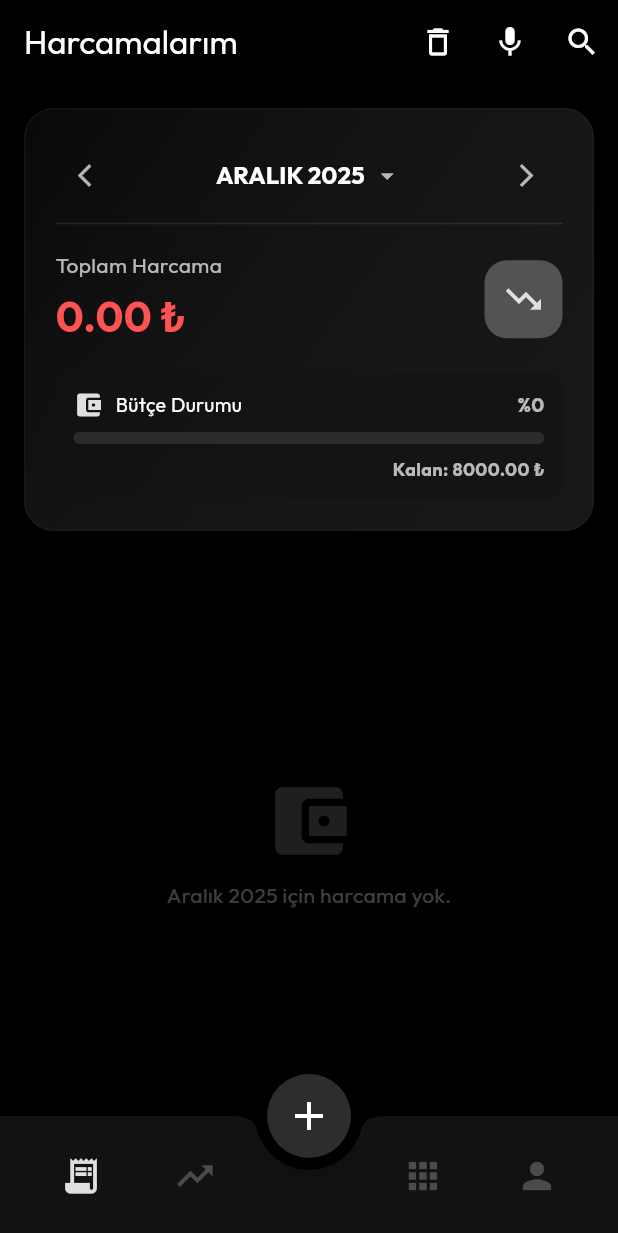
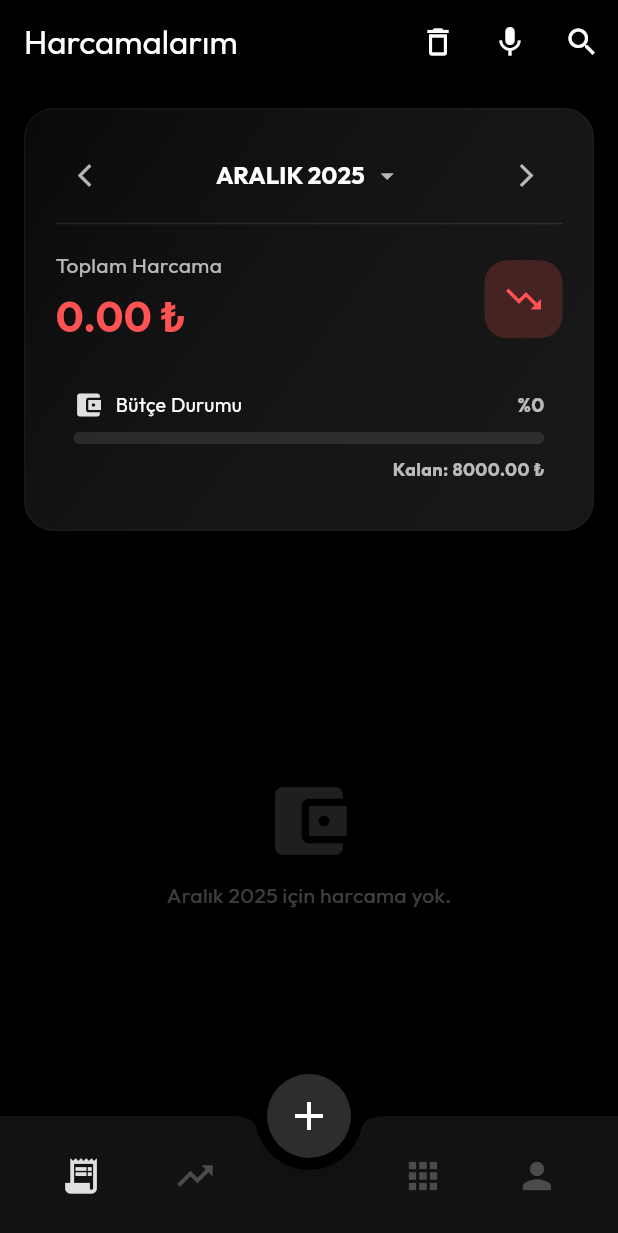
Before and after one commit to SeyitAltintas/Cashly, a Flutter app: the screen it shows after launch, on a phone screen of 412 x 824 dp. Shown: the top 1233 px of the screen. Run offline on Flutter 3.47's test engine with Material 3 defaults, Android fonts, the phone set to English and light mode, and no system bars; our stand-ins replace fl_chart, flutter_tts, google_fonts, hive_flutter, image_picker, local_auth and 1 more; accounts and stored records are empty.

Commit message:
Varsayılan tema 9.adım

```diff
--- a/lib/features/auth/presentation/pages/login_page.dart
+++ b/lib/features/auth/presentation/pages/login_page.dart
@@ -158,11 +158,7 @@ class _LoginPageState extends State<LoginPage> {
     if (_isLoadingUser) {
       return Scaffold(
         backgroundColor: Theme.of(context).scaffoldBackgroundColor,
-        body: Center(
-          child: CircularProgressIndicator(
-            color: Theme.of(context).colorScheme.primary,
-          ),
-        ),
+        body: Center(child: CircularProgressIndicator(color: Colors.white)),
       );
     }
 
--- a/lib/features/auth/presentation/pages/user_list_page.dart
+++ b/lib/features/auth/presentation/pages/user_list_page.dart
@@ -50,11 +50,7 @@ class _UserListPageState extends State<UserListPage> {
         ),
       ),
       body: _isLoading
-          ? Center(
-              child: CircularProgressIndicator(
-                color: Theme.of(context).colorScheme.primary,
-              ),
-            )
+          ? Center(child: CircularProgressIndicator(color: Colors.white))
           : _users.isEmpty
           ? Center(
               child: Text(
--- a/lib/features/income/presentation/pages/income_page.dart
+++ b/lib/features/income/presentation/pages/income_page.dart
@@ -260,9 +260,7 @@ class _IncomePageState extends State<IncomePage> {
               Container(
                 padding: const EdgeInsets.all(12),
                 decoration: BoxDecoration(
-                  color: Theme.of(
-                    context,
-                  ).colorScheme.surface.withValues(alpha: 0.5),
+                  color: Colors.transparent,
                   borderRadius: BorderRadius.circular(12),
                 ),
                 child: Row(
--- a/lib/features/settings/presentation/pages/profile_settings_page.dart
+++ b/lib/features/settings/presentation/pages/profile_settings_page.dart
@@ -1217,7 +1217,9 @@ class _ProfileSettingsPageState extends State<ProfileSettingsPage> {
           elevation: 0,
           iconTheme: const IconThemeData(color: Colors.white),
         ),
-        body: const Center(child: CircularProgressIndicator()),
+        body: const Center(
+          child: CircularProgressIndicator(color: Colors.white),
+        ),
       );
     }
 
--- a/lib/features/settings/presentation/pages/voice_assistant_page.dart
+++ b/lib/features/settings/presentation/pages/voice_assistant_page.dart
@@ -62,7 +62,7 @@ class _VoiceAssistantPageState extends State<VoiceAssistantPage> {
         iconTheme: const IconThemeData(color: Colors.white),
       ),
       body: _isLoading
-          ? const Center(child: CircularProgressIndicator())
+          ? const Center(child: CircularProgressIndicator(color: Colors.white))
           : SingleChildScrollView(
               padding: const EdgeInsets.all(16),
               child: Column(
--- a/lib/home_page.dart
+++ b/lib/home_page.dart
@@ -863,18 +863,14 @@ class _AnaSayfaState extends State<AnaSayfa> {
                     Container(
                       padding: const EdgeInsets.all(12),
                       decoration: BoxDecoration(
-                        color: context.watch<ThemeManager>().isDefaultTheme
-                            ? PageThemeColors.lightGray.withValues(alpha: 0.3)
-                            : Theme.of(
-                                context,
-                              ).colorScheme.primary.withValues(alpha: 0.2),
+                        color: ColorConstants.kirmiziVurgu.withValues(
+                          alpha: 0.2,
+                        ),
                         borderRadius: BorderRadius.circular(15),
                       ),
                       child: Icon(
                         Icons.trending_down,
-                        color: context.watch<ThemeManager>().isDefaultTheme
-                            ? PageThemeColors.lightGray
-                            : Theme.of(context).colorScheme.primary,
+                        color: ColorConstants.kirmiziVurgu,
                         size: 28,
                       ),
                     ),
@@ -886,9 +882,7 @@ class _AnaSayfaState extends State<AnaSayfa> {
                 Container(
                   padding: const EdgeInsets.all(12),
                   decoration: BoxDecoration(
-                    color: Theme.of(
-                      context,
-                    ).colorScheme.surface.withValues(alpha: 0.5),
+                    color: Colors.transparent,
                     borderRadius: BorderRadius.circular(12),
                   ),
                   child: Column(
```
